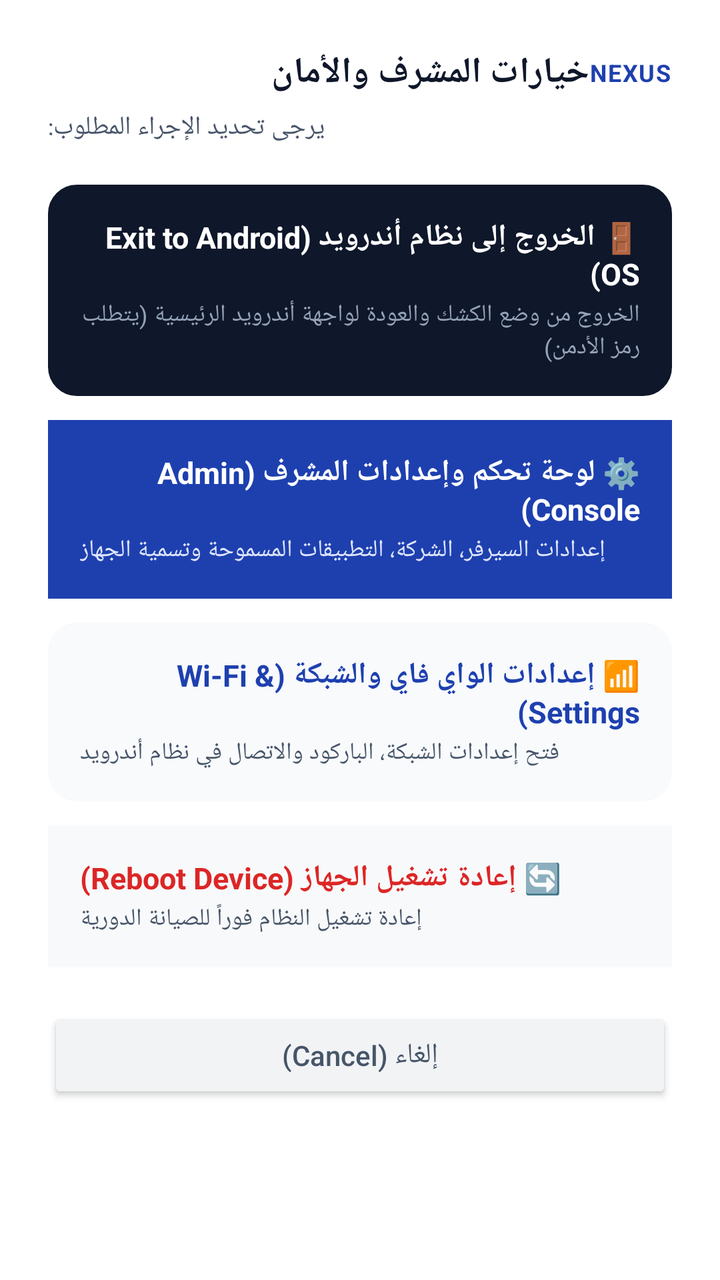
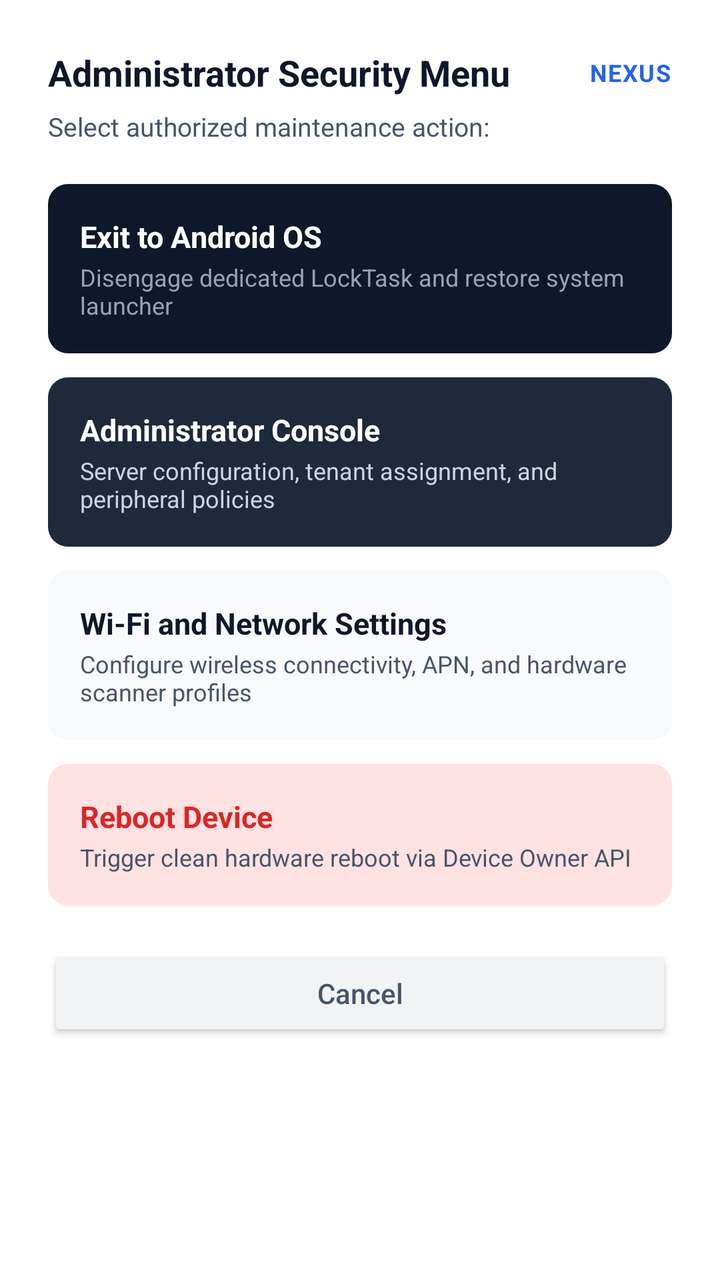

Two renders of the same Android screen: before a commit and after it. Below are the layout's source before the change and the commit's diff.
<!-- AndroidManifest.xml: application theme Theme.NexusDPC -->
<!-- res/layout/dialog_kiosk_security_menu.xml -->
<?xml version="1.0" encoding="utf-8"?>
<LinearLayout xmlns:android="http://schemas.android.com/apk/res/android"
    android:layout_width="match_parent"
    android:layout_height="wrap_content"
    android:background="@color/nexus_bg_light"
    android:orientation="vertical"
    android:padding="24dp">

    
    <LinearLayout
        android:layout_width="match_parent"
        android:layout_height="wrap_content"
        android:gravity="center_vertical"
        android:orientation="horizontal"
        android:layout_marginBottom="6dp">

        <TextView
            android:layout_width="0dp"
            android:layout_height="wrap_content"
            android:layout_weight="1"
            android:text="خيارات المشرف والأمان"
            android:textColor="@color/nexus_text_primary"
            android:textSize="18sp"
            android:textStyle="bold" />

        <TextView
            android:layout_width="wrap_content"
            android:layout_height="wrap_content"
            android:text="NEXUS"
            android:textColor="@color/nexus_royal_blue"
            android:textSize="12sp"
            android:textStyle="bold"
            android:letterSpacing="0.05" />
    </LinearLayout>

    <TextView
        android:layout_width="wrap_content"
        android:layout_height="wrap_content"
        android:text="يرجى تحديد الإجراء المطلوب:"
        android:textColor="@color/nexus_text_secondary"
        android:textSize="13sp"
        android:layout_marginBottom="20dp" />

    
    <LinearLayout
        android:id="@+id/btnSecurityExitToAndroid"
        android:layout_width="match_parent"
        android:layout_height="wrap_content"
        android:background="@drawable/bg_card"
        android:backgroundTint="#0F172A"
        android:orientation="vertical"
        android:padding="16dp"
        android:clickable="true"
        android:focusable="true"
        android:layout_marginBottom="12dp">

        <TextView
            android:layout_width="wrap_content"
            android:layout_height="wrap_content"
            android:text="🚪 الخروج إلى نظام أندرويد (Exit to Android OS)"
            android:textColor="#FFFFFF"
            android:textSize="15sp"
            android:textStyle="bold" />

        <TextView
            android:layout_width="wrap_content"
            android:layout_height="wrap_content"
            android:text="الخروج من وضع الكشك والعودة لواجهة أندرويد الرئيسية (يتطلب رمز الأدمن)"
            android:textColor="#94A3B8"
            android:textSize="12sp"
            android:layout_marginTop="2dp" />
    </LinearLayout>

    
    <LinearLayout
        android:id="@+id/btnSecurityAdminPin"
        android:layout_width="match_parent"
        android:layout_height="wrap_content"
        android:background="@color/nexus_royal_blue"
        android:orientation="vertical"
        android:padding="16dp"
        android:clickable="true"
        android:focusable="true"
        android:layout_marginBottom="12dp">

        <TextView
            android:layout_width="wrap_content"
            android:layout_height="wrap_content"
            android:text="⚙️ لوحة تحكم وإعدادات المشرف (Admin Console)"
            android:textColor="#FFFFFF"
            android:textSize="15sp"
            android:textStyle="bold" />

        <TextView
            android:layout_width="wrap_content"
            android:layout_height="wrap_content"
            android:text="إعدادات السيرفر، الشركة، التطبيقات المسموحة وتسمية الجهاز"
            android:textColor="#E0E7FF"
            android:textSize="12sp"
            android:layout_marginTop="2dp" />
    </LinearLayout>

    
    <LinearLayout
        android:id="@+id/btnSecurityWifiSettings"
        android:layout_width="match_parent"
        android:layout_height="wrap_content"
        android:background="@drawable/bg_card"
        android:backgroundTint="#F8FAFC"
        android:orientation="vertical"
        android:padding="16dp"
        android:clickable="true"
        android:focusable="true"
        android:layout_marginBottom="12dp">

        <TextView
            android:layout_width="wrap_content"
            android:layout_height="wrap_content"
            android:text="📶 إعدادات الواي فاي والشبكة (Wi-Fi &amp; Settings)"
            android:textColor="@color/nexus_royal_blue"
            android:textSize="15sp"
            android:textStyle="bold" />

        <TextView
            android:layout_width="wrap_content"
            android:layout_height="wrap_content"
            android:text="فتح إعدادات الشبكة، الباركود والاتصال في نظام أندرويد"
            android:textColor="@color/nexus_text_secondary"
            android:textSize="12sp"
            android:layout_marginTop="2dp" />
    </LinearLayout>

    
    <LinearLayout
        android:id="@+id/btnSecurityReboot"
        android:layout_width="match_parent"
        android:layout_height="wrap_content"
        android:background="@color/nexus_surface_light"
        android:orientation="vertical"
        android:padding="16dp"
        android:clickable="true"
        android:focusable="true"
        android:layout_marginBottom="20dp">

        <TextView
            android:layout_width="wrap_content"
            android:layout_height="wrap_content"
            android:text="🔄 إعادة تشغيل الجهاز (Reboot Device)"
            android:textColor="@color/nexus_red"
            android:textSize="15sp"
            android:textStyle="bold" />

        <TextView
            android:layout_width="wrap_content"
            android:layout_height="wrap_content"
            android:text="إعادة تشغيل النظام فوراً للصيانة الدورية"
            android:textColor="@color/nexus_text_secondary"
            android:textSize="12sp"
            android:layout_marginTop="2dp" />
    </LinearLayout>

    
    <Button
        android:id="@+id/btnSecurityCancel"
        android:layout_width="match_parent"
        android:layout_height="wrap_content"
        android:backgroundTint="@color/nexus_surface_subtle"
        android:text="إلغاء (Cancel)"
        android:textAllCaps="false"
        android:textColor="@color/nexus_text_secondary"
        android:textSize="14sp" />

</LinearLayout>
<!-- resources referenced by this layout -->
<resources>
  <color name="nexus_bg_light">#FFFFFF</color>
  <color name="nexus_red">#DC2626</color>
  <color name="nexus_royal_blue">#1E40AF</color>
  <color name="nexus_surface_light">#F8F9FA</color>
  <color name="nexus_surface_subtle">#F1F3F5</color>
  <color name="nexus_text_primary">#0F172A</color>
  <color name="nexus_text_secondary">#475569</color>
  <!-- drawable bg_card (drawable) -->
  <?xml version="1.0" encoding="utf-8"?>
  <shape xmlns:android="http://schemas.android.com/apk/res/android"
      android:shape="rectangle">
      <solid android:color="@color/nexus_surface" />
      <corners android:radius="14dp" />
      <stroke
          android:width="1dp"
          android:color="@color/nexus_border" />
  </shape>
  <style name="Theme.NexusDPC" parent="Theme.MaterialComponents.Light.NoActionBar">
          <item name="colorPrimary">@color/nexus_blue</item>
          <item name="colorPrimaryVariant">@color/nexus_accent</item>
          <item name="colorOnPrimary">#FFFFFF</item>
          <item name="colorSecondary">@color/nexus_accent</item>
          <item name="colorSecondaryVariant">#000000</item>
          <item name="colorOnSecondary">#FFFFFF</item>
  
          <item name="android:statusBarColor">@color/nexus_royal_blue</item>
          <item name="android:navigationBarColor">@color/nexus_bg_light</item>
          <item name="android:windowBackground">@drawable/splash_background</item>
          <item name="android:windowLightStatusBar">false</item>
          <item name="android:windowLightNavigationBar">true</item>
          <item name="android:windowLayoutInDisplayCutoutMode" tools:targetApi="p">shortEdges</item>
      </style>
  <color name="nexus_surface">#F8F9FA</color>
  <color name="nexus_border">#E9ECEF</color>
  <color name="nexus_blue">#2563EB</color>
  <color name="nexus_accent">#0F172A</color>
  <!-- drawable splash_background (drawable) -->
  <?xml version="1.0" encoding="utf-8"?>
  <layer-list xmlns:android="http://schemas.android.com/apk/res/android">
      
      <item android:drawable="@color/nexus_bg_light" />
  
      
      <item
          android:width="140dp"
          android:height="140dp"
          android:gravity="center"
          android:drawable="@drawable/ic_nexus_splash_logo" />
  </layer-list>
  <!-- drawable ic_nexus_splash_logo (drawable) -->
  <?xml version="1.0" encoding="utf-8"?>
  <vector xmlns:android="http://schemas.android.com/apk/res/android"
      android:width="160dp"
      android:height="160dp"
      android:viewportWidth="160"
      android:viewportHeight="160">
      
      <path
          android:fillColor="#1E40AF"
          android:pathData="M30,30h100v100h-100z" />
  
      
      <group
          android:scaleX="3.2"
          android:scaleY="3.2"
          android:translateX="41.6"
          android:translateY="41.6">
          <path
              android:fillColor="#FFFFFF"
              android:pathData="M12,2L2,7l10,5 10,-5 -10,-5zM2,17l10,5 10,-5M2,12l10,5 10,-5" />
      </group>
  </vector>
</resources>

<!-- the commit's change to res/layout/dialog_kiosk_security_menu.xml (unified diff, before → after) -->
@@ -18,7 +18,7 @@
             android:layout_width="0dp"
             android:layout_height="wrap_content"
             android:layout_weight="1"
-            android:text="خيارات المشرف والأمان"
+            android:text="Administrator Security Menu"
             android:textColor="@color/nexus_text_primary"
             android:textSize="18sp"
             android:textStyle="bold" />
@@ -27,7 +27,7 @@
             android:layout_width="wrap_content"
             android:layout_height="wrap_content"
             android:text="NEXUS"
-            android:textColor="@color/nexus_royal_blue"
+            android:textColor="@color/nexus_blue"
             android:textSize="12sp"
             android:textStyle="bold"
             android:letterSpacing="0.05" />
@@ -36,7 +36,7 @@
     <TextView
         android:layout_width="wrap_content"
         android:layout_height="wrap_content"
-        android:text="يرجى تحديد الإجراء المطلوب:"
+        android:text="Select authorized maintenance action:"
         android:textColor="@color/nexus_text_secondary"
         android:textSize="13sp"
         android:layout_marginBottom="20dp" />
@@ -46,7 +46,7 @@
         android:id="@+id/btnSecurityExitToAndroid"
         android:layout_width="match_parent"
         android:layout_height="wrap_content"
-        android:background="@drawable/bg_card"
+        android:background="@drawable/bg_flat_item"
         android:backgroundTint="#0F172A"
         android:orientation="vertical"
         android:padding="16dp"
@@ -57,7 +57,7 @@
         <TextView
             android:layout_width="wrap_content"
             android:layout_height="wrap_content"
-            android:text="🚪 الخروج إلى نظام أندرويد (Exit to Android OS)"
+            android:text="Exit to Android OS"
             android:textColor="#FFFFFF"
             android:textSize="15sp"
             android:textStyle="bold" />
@@ -65,7 +65,7 @@
         <TextView
             android:layout_width="wrap_content"
             android:layout_height="wrap_content"
-            android:text="الخروج من وضع الكشك والعودة لواجهة أندرويد الرئيسية (يتطلب رمز الأدمن)"
+            android:text="Disengage dedicated LockTask and restore system launcher"
             android:textColor="#94A3B8"
             android:textSize="12sp"
             android:layout_marginTop="2dp" />
@@ -76,7 +76,8 @@
         android:id="@+id/btnSecurityAdminPin"
         android:layout_width="match_parent"
         android:layout_height="wrap_content"
-        android:background="@color/nexus_royal_blue"
+        android:background="@drawable/bg_flat_item"
+        android:backgroundTint="#1E293B"
         android:orientation="vertical"
         android:padding="16dp"
         android:clickable="true"
@@ -86,7 +87,7 @@
         <TextView
             android:layout_width="wrap_content"
             android:layout_height="wrap_content"
-            android:text="⚙️ لوحة تحكم وإعدادات المشرف (Admin Console)"
+            android:text="Administrator Console"
             android:textColor="#FFFFFF"
             android:textSize="15sp"
             android:textStyle="bold" />
@@ -94,8 +95,8 @@
         <TextView
             android:layout_width="wrap_content"
             android:layout_height="wrap_content"
-            android:text="إعدادات السيرفر، الشركة، التطبيقات المسموحة وتسمية الجهاز"
-            android:textColor="#E0E7FF"
+            android:text="Server configuration, tenant assignment, and peripheral policies"
+            android:textColor="#CBD5E1"
             android:textSize="12sp"
             android:layout_marginTop="2dp" />
     </LinearLayout>
@@ -105,7 +106,7 @@
         android:id="@+id/btnSecurityWifiSettings"
         android:layout_width="match_parent"
         android:layout_height="wrap_content"
-        android:background="@drawable/bg_card"
+        android:background="@drawable/bg_flat_item"
         android:backgroundTint="#F8FAFC"
         android:orientation="vertical"
         android:padding="16dp"
@@ -116,15 +117,15 @@
         <TextView
             android:layout_width="wrap_content"
             android:layout_height="wrap_content"
-            android:text="📶 إعدادات الواي فاي والشبكة (Wi-Fi &amp; Settings)"
-            android:textColor="@color/nexus_royal_blue"
+            android:text="Wi-Fi and Network Settings"
+            android:textColor="@color/nexus_text_primary"
             android:textSize="15sp"
             android:textStyle="bold" />
 
         <TextView
             android:layout_width="wrap_content"
             android:layout_height="wrap_content"
-            android:text="فتح إعدادات الشبكة، الباركود والاتصال في نظام أندرويد"
+            android:text="Configure wireless connectivity, APN, and hardware scanner profiles"
             android:textColor="@color/nexus_text_secondary"
             android:textSize="12sp"
             android:layout_marginTop="2dp" />
@@ -135,7 +136,8 @@
         android:id="@+id/btnSecurityReboot"
         android:layout_width="match_parent"
         android:layout_height="wrap_content"
-        android:background="@color/nexus_surface_light"
+        android:background="@drawable/bg_flat_item"
+        android:backgroundTint="#FEE2E2"
         android:orientation="vertical"
         android:padding="16dp"
         android:clickable="true"
@@ -145,7 +147,7 @@
         <TextView
             android:layout_width="wrap_content"
             android:layout_height="wrap_content"
-            android:text="🔄 إعادة تشغيل الجهاز (Reboot Device)"
+            android:text="Reboot Device"
             android:textColor="@color/nexus_red"
             android:textSize="15sp"
             android:textStyle="bold" />
@@ -153,7 +155,7 @@
         <TextView
             android:layout_width="wrap_content"
             android:layout_height="wrap_content"
-            android:text="إعادة تشغيل النظام فوراً للصيانة الدورية"
+            android:text="Trigger clean hardware reboot via Device Owner API"
             android:textColor="@color/nexus_text_secondary"
             android:textSize="12sp"
             android:layout_marginTop="2dp" />
@@ -165,7 +167,7 @@
         android:layout_width="match_parent"
         android:layout_height="wrap_content"
         android:backgroundTint="@color/nexus_surface_subtle"
-        android:text="إلغاء (Cancel)"
+        android:text="Cancel"
         android:textAllCaps="false"
         android:textColor="@color/nexus_text_secondary"
         android:textSize="14sp" />
<!-- resource entries referenced after the edit -->
@@ -1,22 +1,22 @@
 <!-- resources referenced by this layout -->
 <resources>
   <color name="nexus_bg_light">#FFFFFF</color>
+  <color name="nexus_blue">#2563EB</color>
   <color name="nexus_red">#DC2626</color>
-  <color name="nexus_royal_blue">#1E40AF</color>
-  <color name="nexus_surface_light">#F8F9FA</color>
   <color name="nexus_surface_subtle">#F1F3F5</color>
   <color name="nexus_text_primary">#0F172A</color>
   <color name="nexus_text_secondary">#475569</color>
-  <!-- drawable bg_card (drawable) -->
+  <!-- drawable bg_flat_item (drawable) -->
   <?xml version="1.0" encoding="utf-8"?>
-  <shape xmlns:android="http://schemas.android.com/apk/res/android"
-      android:shape="rectangle">
-      <solid android:color="@color/nexus_surface" />
-      <corners android:radius="14dp" />
-      <stroke
-          android:width="1dp"
-          android:color="@color/nexus_border" />
-  </shape>
+  <ripple xmlns:android="http://schemas.android.com/apk/res/android"
+      android:color="#E2E8F0">
+      <item>
+          <shape android:shape="rectangle">
+              <solid android:color="@color/nexus_surface_light" />
+              <corners android:radius="10dp" />
+          </shape>
+      </item>
+  </ripple>
   <style name="Theme.NexusDPC" parent="Theme.MaterialComponents.Light.NoActionBar">
           <item name="colorPrimary">@color/nexus_blue</item>
           <item name="colorPrimaryVariant">@color/nexus_accent</item>
@@ -32,10 +32,9 @@
           <item name="android:windowLightNavigationBar">true</item>
           <item name="android:windowLayoutInDisplayCutoutMode" tools:targetApi="p">shortEdges</item>
       </style>
-  <color name="nexus_surface">#F8F9FA</color>
-  <color name="nexus_border">#E9ECEF</color>
-  <color name="nexus_blue">#2563EB</color>
+  <color name="nexus_surface_light">#F8F9FA</color>
   <color name="nexus_accent">#0F172A</color>
+  <color name="nexus_royal_blue">#1E40AF</color>
   <!-- drawable splash_background (drawable) -->
   <?xml version="1.0" encoding="utf-8"?>
   <layer-list xmlns:android="http://schemas.android.com/apk/res/android">
